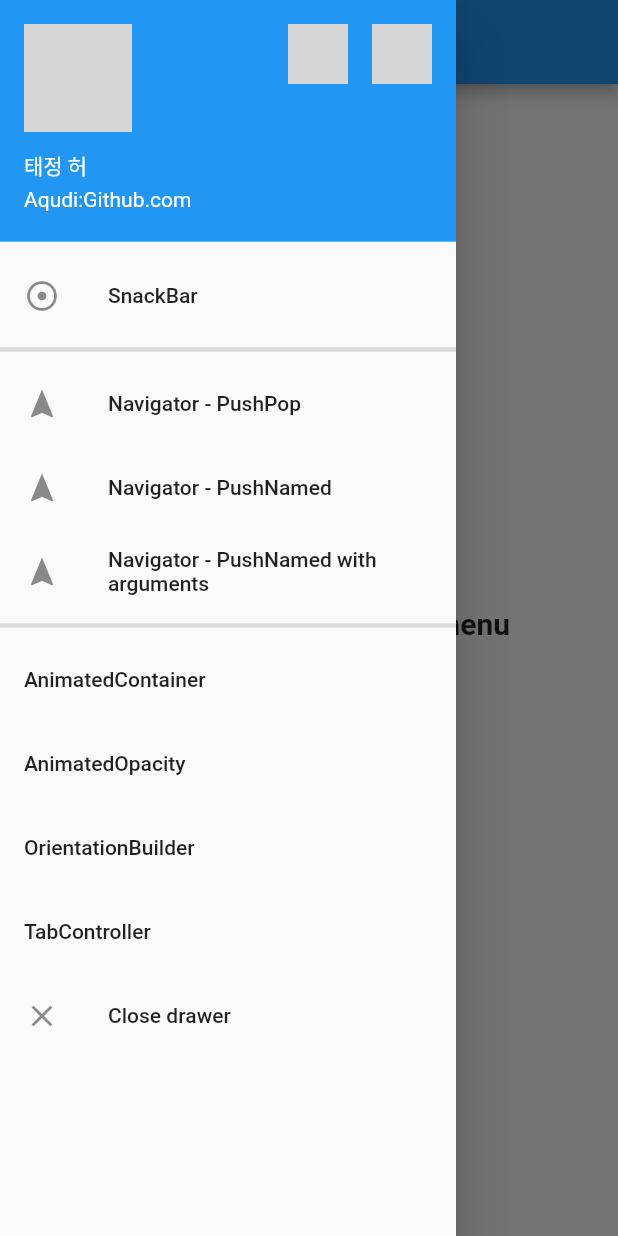
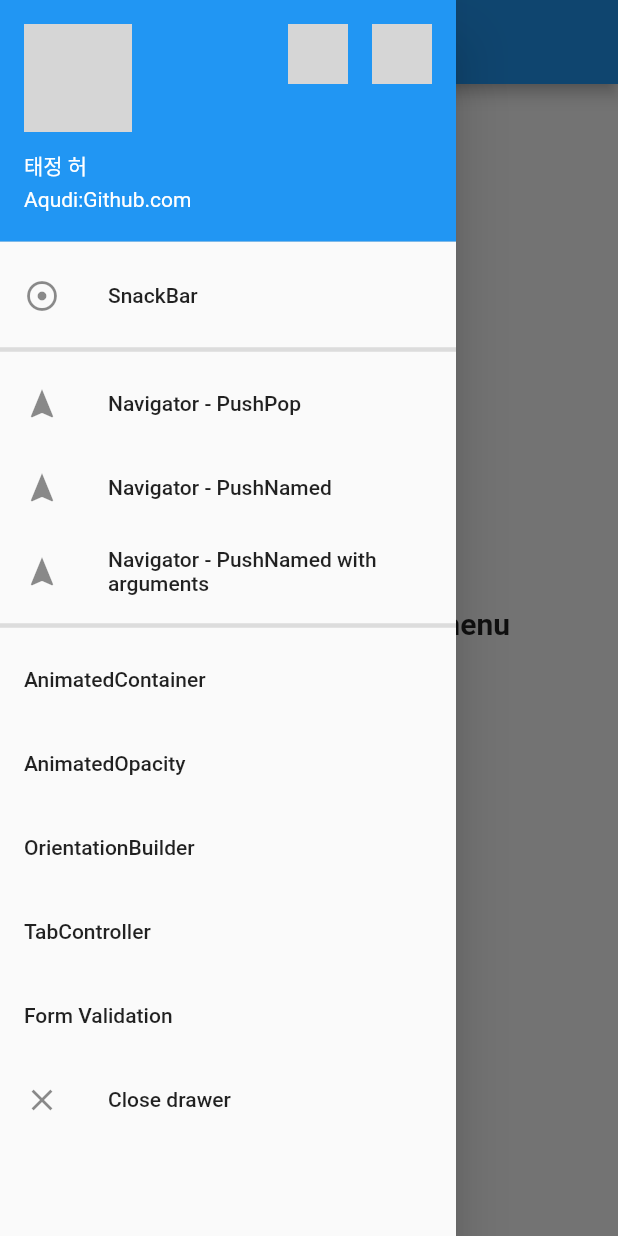
Before and after one commit to Aqudi/Flutter-Cookbook, a Flutter app: the screen it shows after launch, with the side drawer open, on a phone screen of 412 x 824 dp. Run offline on Flutter 3.47's test engine with Material 2 defaults, Android fonts, the phone set to English and light mode, and no system bars; our stand-ins replace fluttertoast; network calls fail; grey boxes are pictures that could not be loaded.

Commit message:
Create FormValidation examples

```diff
--- a/lib/main.dart
+++ b/lib/main.dart
@@ -1,12 +1,13 @@
 import 'package:flutter/material.dart';
 import 'package:flutterexamples/pages/MyAnimatedContainer.dart';
 import 'package:flutterexamples/pages/MyAnimatedOpacity.dart';
+import 'package:flutterexamples/pages/MyFormValidation.dart';
 import 'package:flutterexamples/pages/MyOrientationBuilder.dart';
 import 'package:flutterexamples/pages/MyTabController.dart';
 import 'package:flutterexamples/pages/Navigator/pushNamed.dart';
 import 'package:flutterexamples/pages/Navigator/pushNamed_with_arguments.dart';
 import 'package:flutterexamples/pages/Navigator/push_pop.dart';
-import 'package:flutterexamples/pages/snack_bar_page.dart';
+import 'package:flutterexamples/pages/MySnackBar.dart';
 
 void main() => runApp(MyApp());
 
@@ -66,7 +67,7 @@ class HomePage extends StatelessWidget {
   final GlobalKey<ScaffoldState> _scaffoldKey = new GlobalKey();
 
   final List _pages = [
-    SnackBarPage(),
+    MySnackBar(),
     PushPopPage(),
     PushNamedPage(),
     PushNamedWithArguments(),
@@ -74,6 +75,7 @@ class HomePage extends StatelessWidget {
     MyAnimatedOpacity(),
     MyOrientationBuilder(),
     MyTabController(),
+    MyFormValidation(),
   ];
 
   @override
@@ -187,7 +189,13 @@ class HomePage extends StatelessWidget {
               onTap: () {
                 Navigator.of(context)
                     .push(MaterialPageRoute(builder: (context) => _pages[7]));
-              },
+              },),
+              ListTile(
+                title: Text('Form Validation'),
+                onTap: () {
+                  Navigator.of(context)
+                      .push(MaterialPageRoute(builder: (context) => _pages[8]));
+                },
             ),
             ListTile(
                 leading: Icon(Icons.close),
```
Also changed, not shown: lib/pages/MyFormValidation.dart (added, +45 -0 lines).
